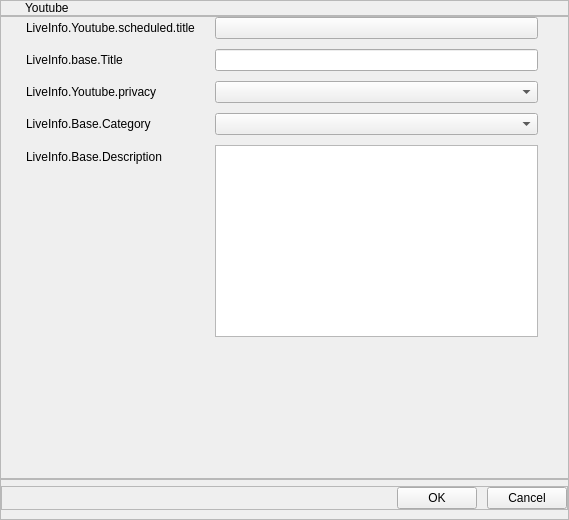
Qt form src/prism/main/PLSPlatformApi/youtube/PLSLiveInfoYoutube.ui (naver/prism-live-studio) before a commit.
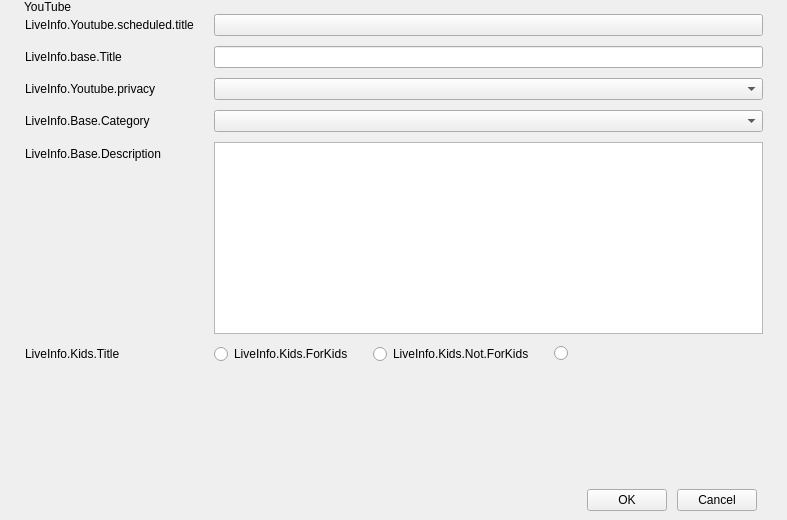
The same form after that commit. Custom widgets are drawn as their Qt base class.

Patch:
```diff
--- a/src/prism/main/PLSPlatformApi/youtube/PLSLiveInfoYoutube.ui
+++ b/src/prism/main/PLSPlatformApi/youtube/PLSLiveInfoYoutube.ui
@@ -6,7 +6,7 @@
    <rect>
     <x>0</x>
     <y>0</y>
-    <width>569</width>
+    <width>787</width>
     <height>520</height>
    </rect>
   </property>
@@ -30,13 +30,7 @@
     <number>0</number>
    </property>
    <item>
-    <widget class="QFrame" name="titleFrame">
-     <property name="frameShape">
-      <enum>QFrame::StyledPanel</enum>
-     </property>
-     <property name="frameShadow">
-      <enum>QFrame::Raised</enum>
-     </property>
+    <widget class="QWidget" name="titleWidget" native="true">
      <layout class="QHBoxLayout" name="horizontalLayout">
       <property name="spacing">
        <number>0</number>
@@ -56,7 +50,7 @@
       <item>
        <widget class="QLabel" name="titleLabel">
         <property name="text">
-         <string>Youtube</string>
+         <string>YouTube</string>
         </property>
        </widget>
       </item>
@@ -64,13 +58,7 @@
     </widget>
    </item>
    <item>
-    <widget class="QFrame" name="midframe">
-     <property name="frameShape">
-      <enum>QFrame::StyledPanel</enum>
-     </property>
-     <property name="frameShadow">
-      <enum>QFrame::Raised</enum>
-     </property>
+    <widget class="QWidget" name="midwidget" native="true">
      <layout class="QFormLayout" name="formLayout">
       <property name="horizontalSpacing">
        <number>20</number>
@@ -85,7 +73,7 @@
        <number>0</number>
       </property>
       <property name="rightMargin">
-       <number>30</number>
+       <number>24</number>
       </property>
       <item row="0" column="0">
        <widget class="QLabel" name="scheduleLabel">
@@ -160,7 +148,7 @@
         </property>
        </widget>
       </item>
-      <item row="5" column="1">
+      <item row="6" column="1">
        <spacer name="verticalSpacer_2">
         <property name="orientation">
          <enum>Qt::Vertical</enum>
@@ -171,22 +159,81 @@
         <property name="sizeHint" stdset="0">
          <size>
           <width>20</width>
-          <height>40</height>
+          <height>10</height>
          </size>
         </property>
        </spacer>
       </item>
+      <item row="5" column="1">
+       <widget class="QWidget" name="radioWidget" native="true">
+        <layout class="QHBoxLayout" name="horizontalLayout_2">
+         <property name="spacing">
+          <number>20</number>
+         </property>
+         <property name="leftMargin">
+          <number>0</number>
+         </property>
+         <property name="topMargin">
+          <number>0</number>
+         </property>
+         <property name="rightMargin">
+          <number>0</number>
+         </property>
+         <property name="bottomMargin">
+          <number>0</number>
+         </property>
+         <item>
+          <widget class="QRadioButton" name="kidsRadioButton">
+           <property name="text">
+            <string>LiveInfo.Kids.ForKids</string>
+           </property>
+          </widget>
+         </item>
+         <item>
+          <widget class="QRadioButton" name="notKidsRadioButton">
+           <property name="text">
+            <string>LiveInfo.Kids.Not.ForKids</string>
+           </property>
+          </widget>
+         </item>
+         <item>
+          <widget class="QRadioButton" name="hiddenRadioButton">
+           <property name="text">
+            <string/>
+           </property>
+          </widget>
+         </item>
+         <item>
+          <spacer name="horizontalSpacer_2">
+           <property name="orientation">
+            <enum>Qt::Horizontal</enum>
+           </property>
+           <property name="sizeHint" stdset="0">
+            <size>
+             <width>40</width>
+             <height>20</height>
+            </size>
+           </property>
+          </spacer>
+         </item>
+        </layout>
+       </widget>
+      </item>
+      <item row="5" column="0">
+       <widget class="QLabel" name="kidsLabel">
+        <property name="text">
+         <string>LiveInfo.Kids.Title</string>
+        </property>
+        <property name="textFormat">
+         <enum>Qt::RichText</enum>
+        </property>
+       </widget>
+      </item>
      </layout>
     </widget>
    </item>
    <item>
-    <widget class="QFrame" name="bottomFrame">
-     <property name="frameShape">
-      <enum>QFrame::StyledPanel</enum>
-     </property>
-     <property name="frameShadow">
-      <enum>QFrame::Raised</enum>
-     </property>
+    <widget class="QWidget" name="bottomWidget" native="true">
      <layout class="QVBoxLayout" name="verticalLayout_2">
       <property name="leftMargin">
        <number>0</number>
@@ -208,13 +255,7 @@
        </widget>
       </item>
       <item>
-       <widget class="QFrame" name="bottomButtonFrame">
-        <property name="frameShape">
-         <enum>QFrame::StyledPanel</enum>
-        </property>
-        <property name="frameShadow">
-         <enum>QFrame::Raised</enum>
-        </property>
+       <widget class="QWidget" name="bottomButtonWidget" native="true">
         <layout class="QHBoxLayout" name="horizontalLayout_3">
          <property name="spacing">
           <number>10</number>
@@ -223,7 +264,7 @@
           <number>0</number>
          </property>
          <property name="rightMargin">
-          <number>0</number>
+          <number>30</number>
          </property>
          <property name="bottomMargin">
           <number>0</number>
```
Left out of the diff: 17 changed lines with no effect on the pictures.
